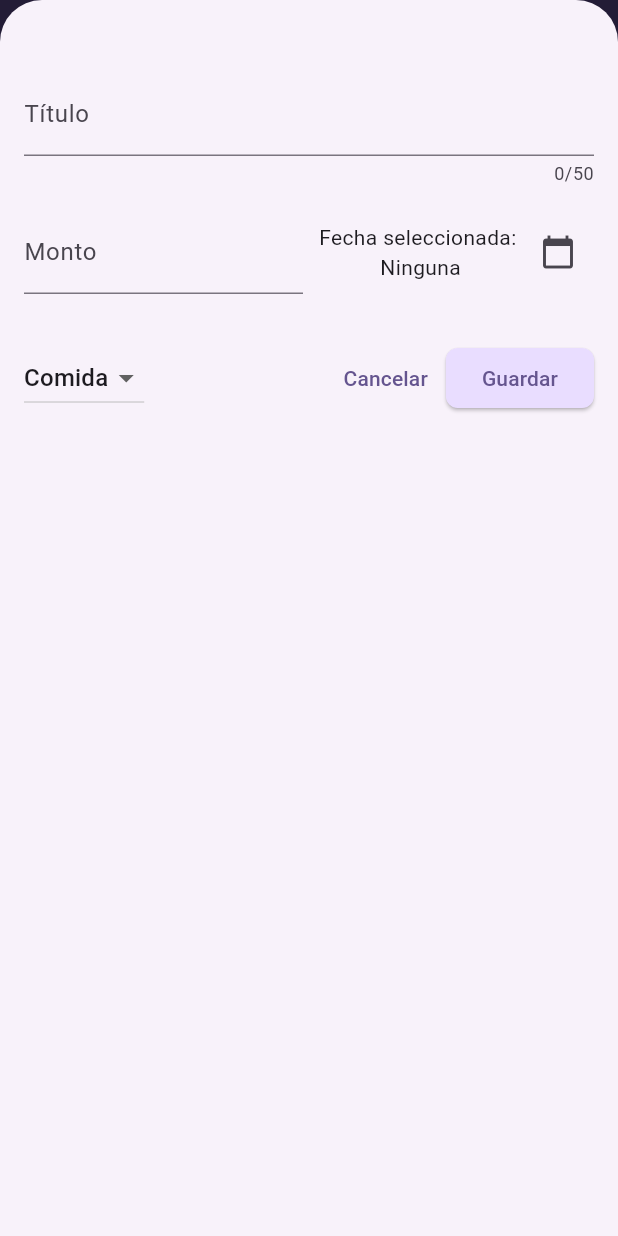
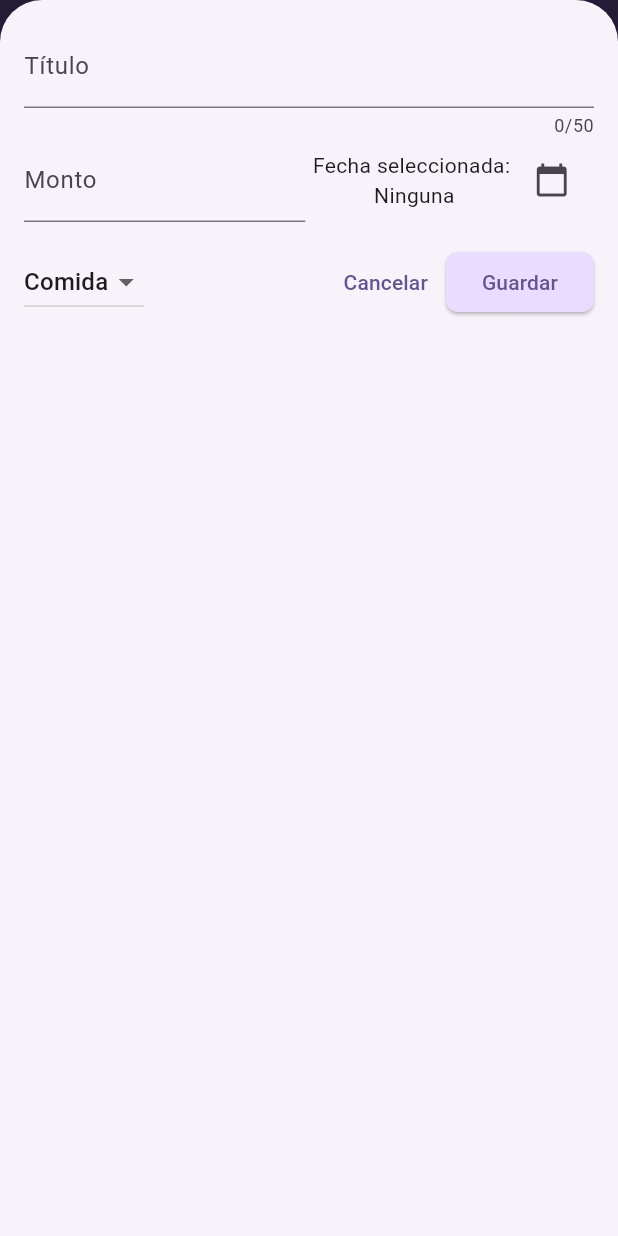
Before and after one commit to SRobles97/expense_tracker, a Flutter app: the screen it shows after launch, after a tap on the "add" icon, on a phone screen of 412 x 824 dp. Run offline on Flutter 3.47's test engine with Material 3 defaults, Android fonts, the phone set to English and light mode, and no system bars; our stand-ins replace google_fonts.

Commit message:
Se agrega media query y layout builder para hacer las pantallas de gastos y nuevo gasto responsivas

```diff
--- a/lib/views/expenses.dart
+++ b/lib/views/expenses.dart
@@ -28,6 +28,7 @@ class _ExpensesState extends State<Expenses> {
 
   void _openAddExpenseOverlay() {
     showModalBottomSheet(
+      useSafeArea: true,
       context: context,
       isScrollControlled: true,
       builder: (context) {
@@ -68,6 +69,8 @@ class _ExpensesState extends State<Expenses> {
 
   @override
   Widget build(BuildContext context) {
+    var width = MediaQuery.of(context).size.width;
+
     return Scaffold(
         appBar: AppBar(
           title: const Text('Flutter ExpenseTracker'),
@@ -78,21 +81,31 @@ class _ExpensesState extends State<Expenses> {
             ),
           ],
         ),
-        body: Column(
-          children: <Widget>[
-            Chart(expenses: _expenses),
-            _expenses.isEmpty
-                ? const Center(
-                    child:
-                        Text('No se encontraron gastos. Empieza a agregarlos!'),
-                  )
-                : Expanded(
+        body: width < 600
+            ? Column(
+                children: [
+                  Chart(expenses: _expenses),
+                  Expanded(
                     child: ExpensesList(
+                      expenses: _expenses,
                       onDeleteExpense: _deleteExpense,
-                      expenses: _expenses,
                     ),
                   ),
-          ],
-        ));
+                ],
+              )
+            : Row(
+                children: [
+                  Expanded(
+                    child: ExpensesList(
+                      expenses: _expenses,
+                      onDeleteExpense: _deleteExpense,
+                    ),
+                  ),
+                  SizedBox(
+                    width: 300,
+                    child: Chart(expenses: _expenses),
+                  ),
+                ],
+              ));
   }
 }
--- a/lib/views/new_expense.dart
+++ b/lib/views/new_expense.dart
@@ -64,27 +64,34 @@ class _NewExpenseState extends State<NewExpense> {
 
   @override
   Widget build(BuildContext context) {
-    return Padding(
-      padding: const EdgeInsets.fromLTRB(16, 48, 16, 16),
+    final keyboardSpace = MediaQuery.of(context).viewInsets.bottom;
+
+    return LayoutBuilder(builder: (context, constraints) {
+      final width = constraints.maxWidth;
+
+      return SizedBox(
+        height: double.infinity,
+        child: SingleChildScrollView(
+          child: Padding(
+            padding: EdgeInsets.fromLTRB(16, 16, 16, keyboardSpace + 16),
             child: Column(
               children: <Widget>[
-          _buildTextField(
-            maxLength: 50,
-            controller: _titleController,
-            labelText: 'Título',
-            keyboardType: TextInputType.text,
+                if (width >= 600)
+                  Row(
+                    crossAxisAlignment: CrossAxisAlignment.start,
+                    children: <Widget>[
+                      Expanded(child: _buildTitleTextField()),
+                      const SizedBox(width: 24),
+                      Expanded(
+                        child: _buildAmountTextField(),
                       ),
-          Padding(
-            padding: const EdgeInsets.all(8.0),
-            child: Visibility(
-                visible: _showTitleError,
-                child: const Text(
-                  'Este campo es obligatorio',
-                  style: TextStyle(color: Colors.red),
-                )),
-          ),
+                    ],
+                  )
+                else
+                  _buildTitleTextField(),
                 Row(
                   children: <Widget>[
+                    if (width < 600)
                       Expanded(
                         child: _buildTextField(
                             controller: _amountController,
@@ -92,10 +99,10 @@ class _NewExpenseState extends State<NewExpense> {
                             labelText: 'Monto',
                             keyboardType: TextInputType.number),
                       ),
-              const SizedBox(width: 8),
+                    if (width < 600) const SizedBox(width: 5),
                     Expanded(
                         child: Row(
-                mainAxisAlignment: MainAxisAlignment.end,
+                      mainAxisAlignment: MainAxisAlignment.start,
                       crossAxisAlignment: CrossAxisAlignment.center,
                       children: <Widget>[
                         Column(
@@ -110,29 +117,10 @@ class _NewExpenseState extends State<NewExpense> {
                             onPressed: _presentDatePicker,
                             icon: const Icon(Icons.calendar_today))
                       ],
-              ))
-            ],
-          ),
-          Row(
-            mainAxisAlignment: MainAxisAlignment.spaceAround,
-            children: <Widget>[
-              Padding(
-                padding: const EdgeInsets.all(8.0),
-                child: Visibility(
-                    visible: _showAmountError,
-                    child: const Text(
-                      'El monto es obligatorio',
-                      style: TextStyle(color: Colors.red),
                     )),
-              ),
-              Padding(
-                padding: const EdgeInsets.all(8.0),
-                child: Visibility(
-                    visible: _showDateError,
-                    child: const Text(
-                      'La fecha es obligatoria',
-                      style: TextStyle(color: Colors.red),
-                    )),
+                    if (width >= 600)
+                      Expanded(
+                        child: _buildDropdown(),
                       ),
                   ],
                 ),
@@ -141,7 +129,45 @@ class _NewExpenseState extends State<NewExpense> {
                 ),
                 Row(
                   children: <Widget>[
-              DropdownButton(
+                    if (width < 600) _buildDropdown(),
+                    const Spacer(),
+                    TextButton(
+                        onPressed: () {
+                          Navigator.of(context).pop();
+                        },
+                        child: const Text('Cancelar')),
+                    ElevatedButton(
+                        onPressed: _submitForm, child: const Text('Guardar')),
+                  ],
+                ),
+              ],
+            ),
+          ),
+        ),
+      );
+    });
+  }
+
+  Widget _buildTitleTextField() {
+    return _buildTextField(
+      maxLength: 50,
+      controller: _titleController,
+      labelText: 'Título',
+      keyboardType: TextInputType.text,
+    );
+  }
+
+  Widget _buildAmountTextField() {
+    return _buildTextField(
+      controller: _amountController,
+      prefixText: '\$',
+      labelText: 'Monto',
+      keyboardType: TextInputType.number,
+    );
+  }
+
+  Widget _buildDropdown() {
+    return DropdownButton(
         value: _selectedCategory,
         items: Category.values.map(
           (category) {
@@ -157,20 +183,7 @@ class _NewExpenseState extends State<NewExpense> {
               _selectedCategory = value;
             }
           });
-                  }),
-              const Spacer(),
-              TextButton(
-                  onPressed: () {
-                    Navigator.of(context).pop();
-                  },
-                  child: const Text('Cancelar')),
-              ElevatedButton(
-                  onPressed: _submitForm, child: const Text('Guardar')),
-            ],
-          ),
-        ],
-      ),
-    );
+        });
   }
 
   Widget _buildTextField({
```
Lines whose indentation alone changed are shown as unchanged.
